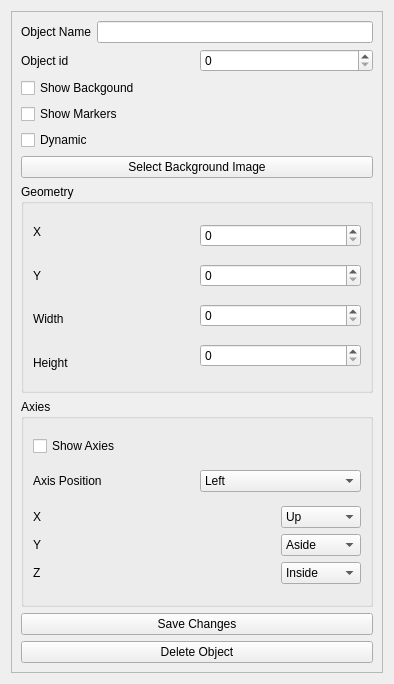
Before: the Qt Designer form VObject/vobjectinfodialog.ui in IndeemaSoftware/QSimpleScadaSample, drawn with Qt 5.
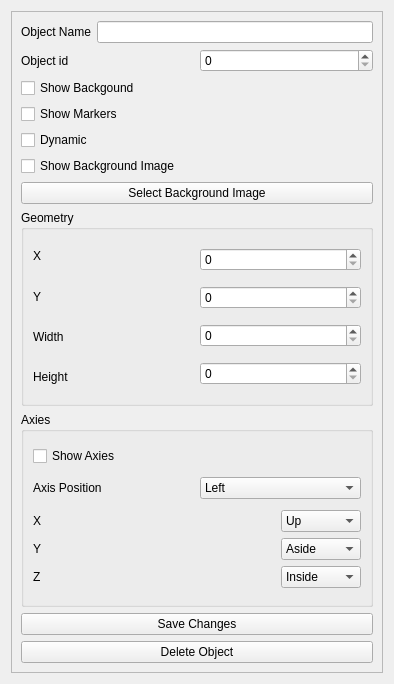
After: the same form once the commit is applied.

Patch:
```diff
--- a/VObject/vobjectinfodialog.ui
+++ b/VObject/vobjectinfodialog.ui
@@ -31,7 +31,7 @@
         <x>0</x>
         <y>0</y>
         <width>360</width>
-        <height>695</height>
+        <height>727</height>
        </rect>
       </property>
       <layout class="QVBoxLayout" name="verticalLayout_5">
@@ -95,6 +95,13 @@
          </property>
         </widget>
        </item>
+       <item>
+        <widget class="QCheckBox" name="checkBoxShowBackGroundImage">
+         <property name="text">
+          <string>Show Background Image</string>
+         </property>
+        </widget>
+       </item>
        <item>
         <widget class="QPushButton" name="pushButton_3">
          <property name="text">
```
